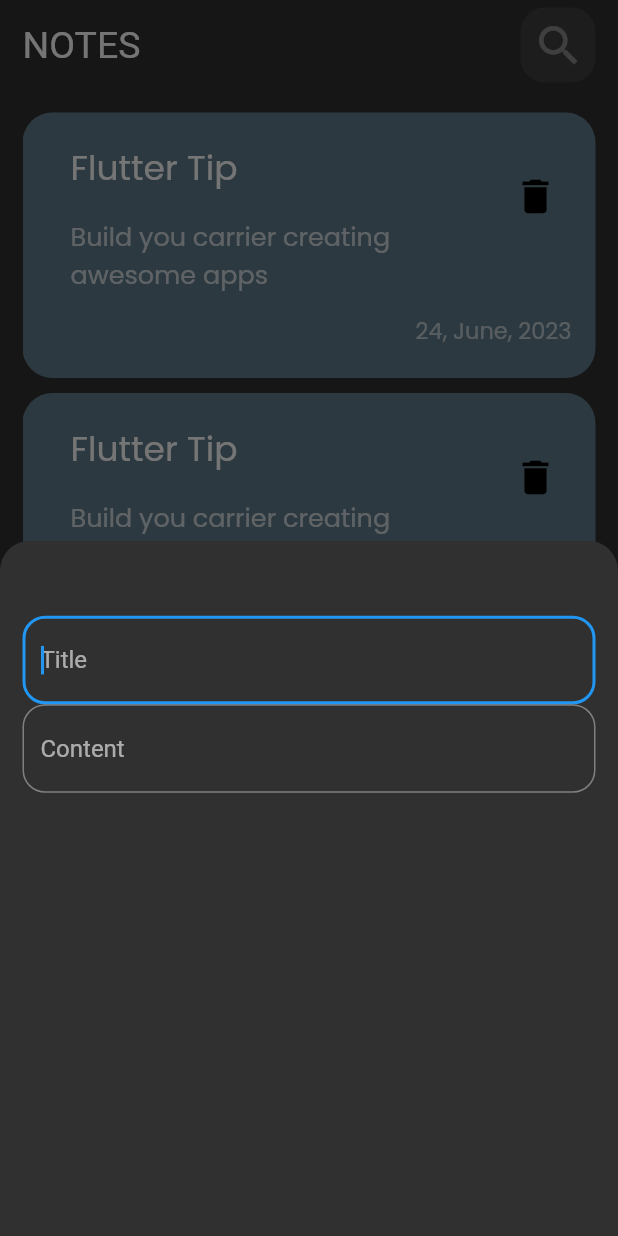
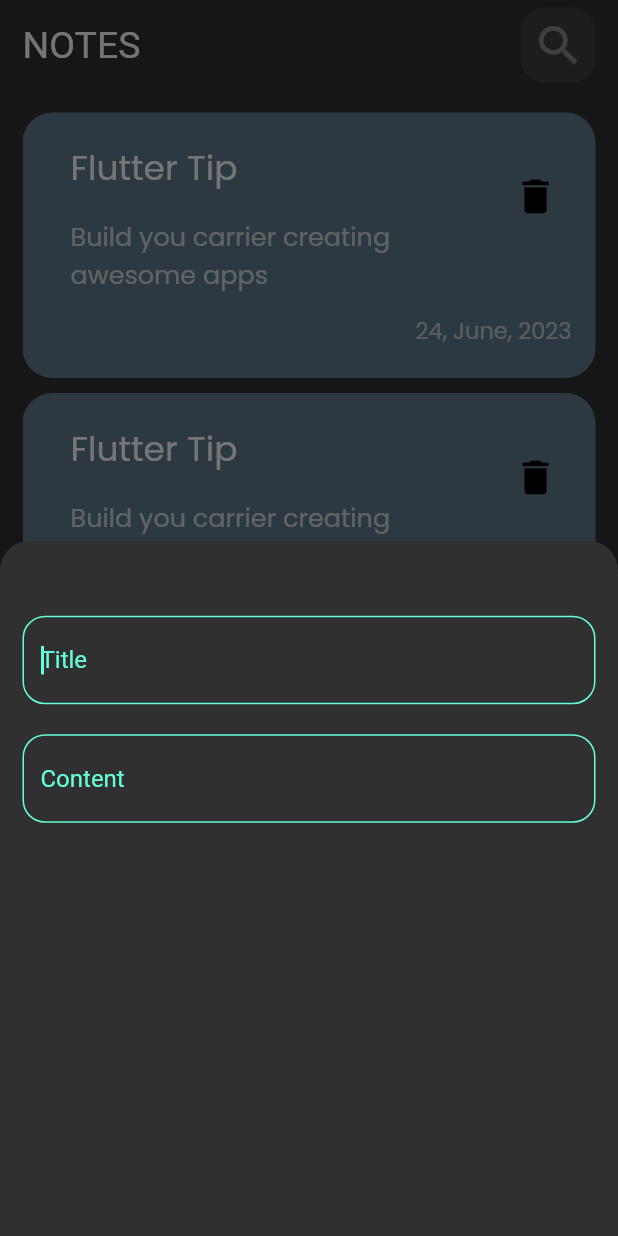
Before and after one commit to andrrew24/notes_app, a Flutter app: the screen it shows after launch, after a tap on the "add" icon, on a phone screen of 412 x 824 dp. Run offline on Flutter 3.47's test engine with Material 2 defaults, Android fonts, the phone set to English and light mode, and no system bars; our stand-ins replace google_fonts.

Commit message:
add textfields to bottomSheet

```diff
--- /dev/null
+++ b/lib/constants/constant.dart
@@ -0,0 +1,6 @@
+import 'package:flutter/material.dart';
+
+
+
+
+const kprimaryColor = Color(0xff64FFDA);
--- /dev/null
+++ b/lib/methods/buildBorder.dart
@@ -0,0 +1,11 @@
+import 'package:flutter/material.dart';
+
+
+  OutlineInputBorder buildBorder([color]) {
+    return OutlineInputBorder(
+        borderRadius: BorderRadius.circular(15),
+        borderSide: BorderSide(
+          color: color ?? Colors.white
+        )
+        );
+  }
--- a/lib/views/widgets/add_note_bottom_sheet.dart
+++ b/lib/views/widgets/add_note_bottom_sheet.dart
@@ -24,7 +24,11 @@ class AddNoteBottomSheet extends StatelessWidget {
             textController: title,
             hintText: "Title",
           ),
+          const SizedBox(
+            height: 20,
+          ),
           CustomTextField(
+
               textController: content, hintText: "Content")
         ],
       ),
--- a/lib/views/widgets/custom_textfield.dart
+++ b/lib/views/widgets/custom_textfield.dart
@@ -1,6 +1,9 @@
 // ignore_for_file: must_be_immutable
 
 import 'package:flutter/material.dart';
+import 'package:notes_app/constants/constant.dart';
+
+import '../../methods/buildBorder.dart';
 
 class CustomTextField extends StatelessWidget {
   CustomTextField({
@@ -15,12 +18,18 @@ class CustomTextField extends StatelessWidget {
   @override
   Widget build(BuildContext context) {
     return TextField(
+      cursorColor: kprimaryColor,
       autofocus: true,
       textAlign: TextAlign.start,
       controller: textController,
       decoration: InputDecoration(
-        border: OutlineInputBorder(borderRadius: BorderRadius.circular(15)),
         hintText: hintText,
+        hintStyle: const TextStyle(
+          color: kprimaryColor,
+        ),
+        enabledBorder: buildBorder(kprimaryColor),
+        focusedBorder: buildBorder(kprimaryColor),
+        border: buildBorder(),
       ),
     );
   }
```
